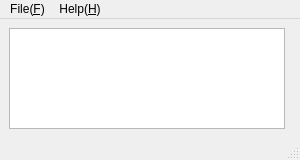
First picture: the form in mainwindow.ui, repository shijie-xu/conj, before the edit.
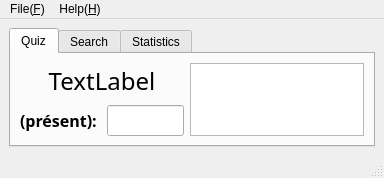
Second picture: the form after the edit.

Commit message: add 3 tabs, line&pie series, search tab, etc.

```diff
--- a/mainwindow.ui
+++ b/mainwindow.ui
@@ -6,34 +6,130 @@
    <rect>
     <x>0</x>
     <y>0</y>
-    <width>300</width>
-    <height>160</height>
+    <width>384</width>
+    <height>177</height>
    </rect>
   </property>
   <property name="windowTitle">
    <string>French Conjugator v0.1</string>
   </property>
   <widget class="QWidget" name="centralwidget">
-   <layout class="QHBoxLayout" name="horizontalLayout_2">
+   <layout class="QVBoxLayout" name="verticalLayout">
     <item>
-     <layout class="QHBoxLayout" name="horizontalLayout">
-      <item>
-       <widget class="QTextEdit" name="textEdit">
-        <property name="font">
-         <font>
-          <family>Times New Roman</family>
-          <pointsize>12</pointsize>
-          <weight>75</weight>
-          <italic>false</italic>
-          <bold>true</bold>
-         </font>
-        </property>
-       </widget>
-      </item>
-      <item>
-       <widget class="QWidget" name="stat_widget" native="true"/>
-      </item>
-     </layout>
+     <widget class="QTabWidget" name="tabWidget">
+      <property name="currentIndex">
+       <number>0</number>
+      </property>
+      <widget class="QWidget" name="tab">
+       <attribute name="title">
+        <string>Quiz</string>
+       </attribute>
+       <layout class="QVBoxLayout" name="verticalLayout_3">
+        <item>
+         <layout class="QHBoxLayout" name="horizontalLayout_2">
+          <item>
+           <layout class="QVBoxLayout" name="verticalLayout_2">
+            <item>
+             <widget class="QLabel" name="lbl_word">
+              <property name="font">
+               <font>
+                <family>Cascadia Code</family>
+                <pointsize>18</pointsize>
+               </font>
+              </property>
+              <property name="text">
+               <string>TextLabel</string>
+              </property>
+              <property name="alignment">
+               <set>Qt::AlignCenter</set>
+              </property>
+             </widget>
+            </item>
+            <item>
+             <layout class="QHBoxLayout" name="horizontalLayout">
+              <item>
+               <widget class="QLabel" name="lbl_tense">
+                <property name="font">
+                 <font>
+                  <family>Cascadia Code</family>
+                  <pointsize>12</pointsize>
+                  <weight>75</weight>
+                  <bold>true</bold>
+                 </font>
+                </property>
+                <property name="text">
+                 <string>(présent): </string>
+                </property>
+               </widget>
+              </item>
+              <item>
+               <widget class="QLineEdit" name="le_input">
+                <property name="font">
+                 <font>
+                  <family>Cascadia Code</family>
+                  <pointsize>12</pointsize>
+                  <weight>75</weight>
+                  <bold>true</bold>
+                 </font>
+                </property>
+               </widget>
+              </item>
+             </layout>
+            </item>
+           </layout>
+          </item>
+          <item>
+           <widget class="QListWidget" name="lst_history"/>
+          </item>
+         </layout>
+        </item>
+       </layout>
+      </widget>
+      <widget class="QWidget" name="tab_2">
+       <attribute name="title">
+        <string>Search</string>
+       </attribute>
+       <layout class="QHBoxLayout" name="horizontalLayout_4">
+        <item>
+         <layout class="QVBoxLayout" name="verticalLayout_4">
+          <item>
+           <layout class="QHBoxLayout" name="horizontalLayout_3">
+            <item>
+             <widget class="QLabel" name="label">
+              <property name="font">
+               <font>
+                <family>Times New Roman</family>
+                <pointsize>10</pointsize>
+               </font>
+              </property>
+              <property name="text">
+               <string>Wikitionary: </string>
+              </property>
+             </widget>
+            </item>
+            <item>
+             <widget class="QLineEdit" name="le_search"/>
+            </item>
+           </layout>
+          </item>
+          <item>
+           <widget class="QWidget" name="wdg_browser" native="true"/>
+          </item>
+         </layout>
+        </item>
+       </layout>
+      </widget>
+      <widget class="QWidget" name="tab_3">
+       <attribute name="title">
+        <string>Statistics</string>
+       </attribute>
+       <layout class="QHBoxLayout" name="horizontalLayout_5">
+        <item>
+         <layout class="QHBoxLayout" name="hb_sta"/>
+        </item>
+       </layout>
+      </widget>
+     </widget>
     </item>
    </layout>
   </widget>
@@ -42,7 +138,7 @@
     <rect>
      <x>0</x>
      <y>0</y>
-     <width>300</width>
+     <width>384</width>
      <height>17</height>
     </rect>
    </property>
```
The commit also changes 7 other files.
